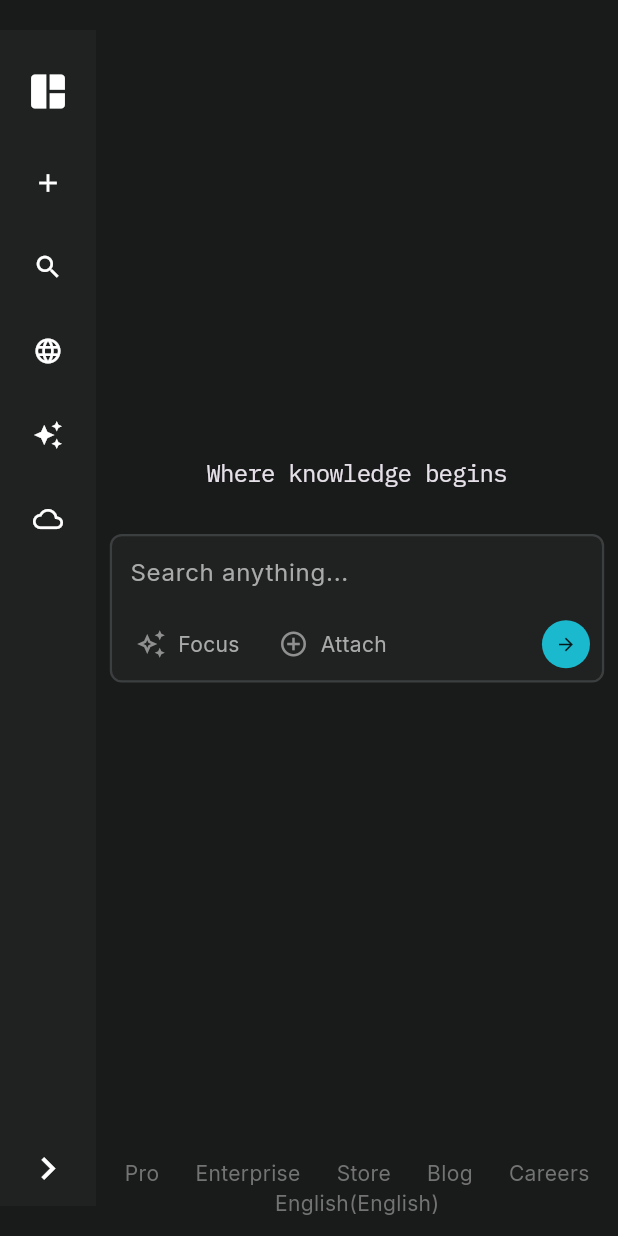
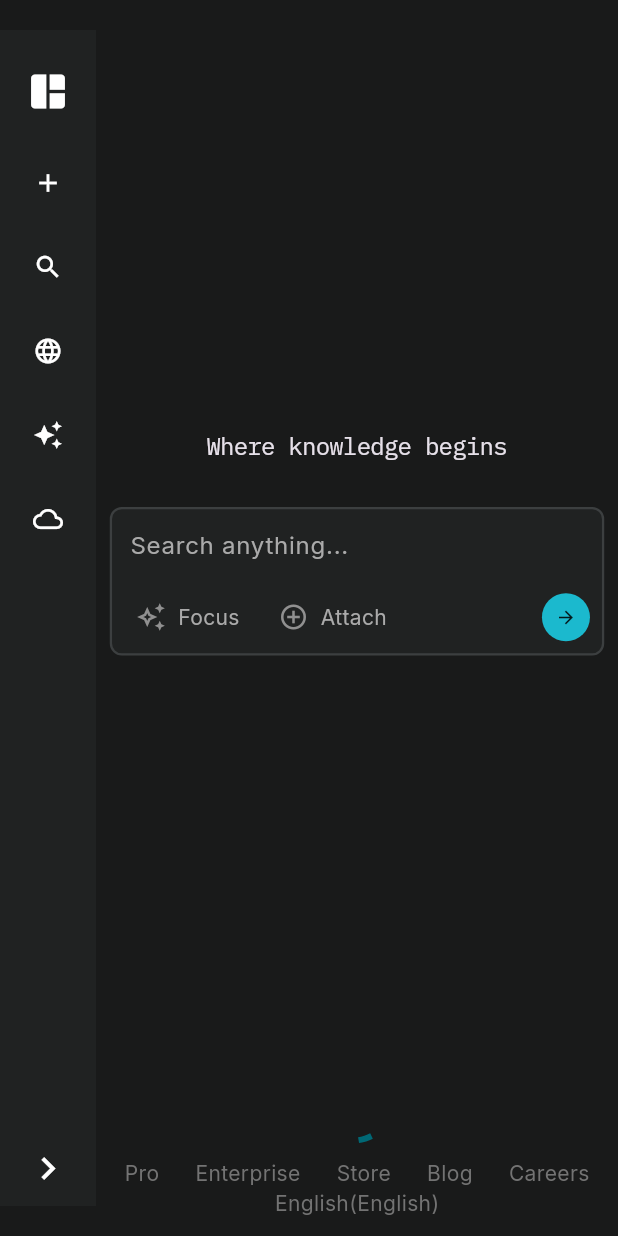
Before and after one commit to eclairsameal/Perplexity_Clone, a Flutter app: the screen it shows after launch, on a phone screen of 412 x 824 dp. Run offline on Flutter 3.47's test engine with Material 3 defaults, Android fonts, the phone set to English and light mode, and no system bars; our stand-ins replace google_fonts; missing offline and left inert: web_socket_client.

Commit message:
Display the returned value of the API on the UI.

```diff
--- a/perplexity/lib/pages/home_page.dart
+++ b/perplexity/lib/pages/home_page.dart
@@ -12,7 +12,7 @@ class HomePage extends StatefulWidget {
 }
 
 class _HomePageState extends State<HomePage> {
-
+  String fullResponse = "";
   @override
   void initState() {
     super.initState();
@@ -32,6 +32,18 @@ class _HomePageState extends State<HomePage> {
                 // search section
                 Expanded(
                     child: SearchSection()
+                ),
+                StreamBuilder(
+                  stream: ChatWebService().contentStream,
+                  builder: (context, snapshot){
+                  if (snapshot.connectionState == ConnectionState.waiting) {
+                    return const Center(
+                      child: CircularProgressIndicator(),
+                    );
+                  }
+                  fullResponse += snapshot.data?['data']??'';
+                  return Text(fullResponse);
+                },
                 ),
                 Container(
                   padding: EdgeInsets.symmetric(vertical: 12),
```
